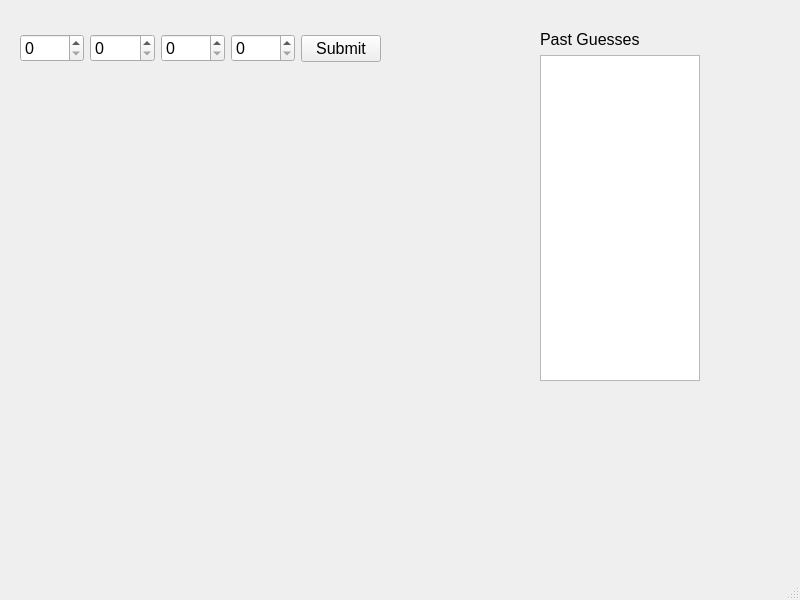
Before: the Qt Designer form src/ui/mainwindow.ui in gpwaob92679/1A2B-game, drawn with Qt 5.
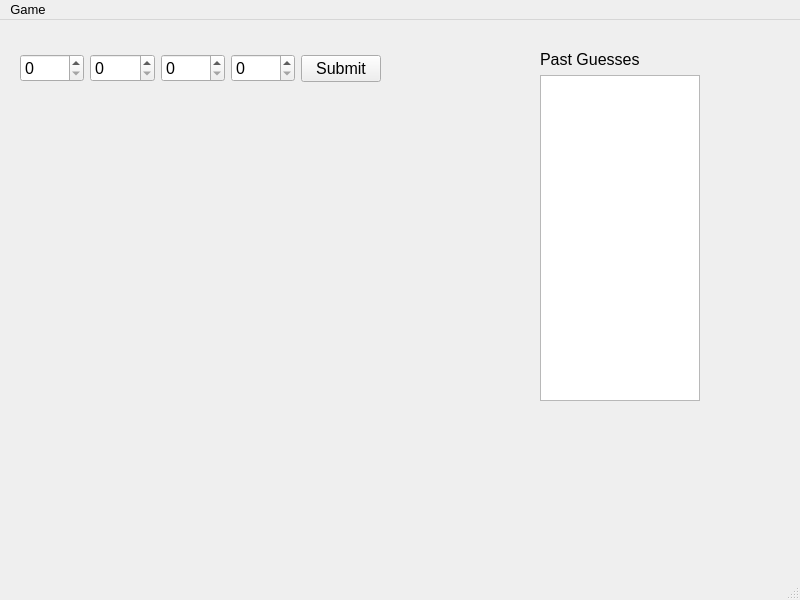
After: the same form once the commit is applied. Custom widgets are drawn as their Qt base class.

Commit message:
feat: Add "Game" menu with "New" and "Exit" actions
- Also refactor: Use signals and slots to reset focus to first
  digit after submitting

Diff of the .ui file:
```diff
--- a/src/ui/mainwindow.ui
+++ b/src/ui/mainwindow.ui
@@ -130,6 +130,14 @@
      <pointsize>10</pointsize>
     </font>
    </property>
+   <widget class="QMenu" name="menuGame">
+    <property name="title">
+     <string>Game</string>
+    </property>
+    <addaction name="actionNew"/>
+    <addaction name="actionExit"/>
+   </widget>
+   <addaction name="menuGame"/>
   </widget>
   <widget class="QStatusBar" name="statusbar"/>
  </widget>
```
Left out of the diff: 128 changed lines with no effect on the pictures. The commit also changes 4 other files.
